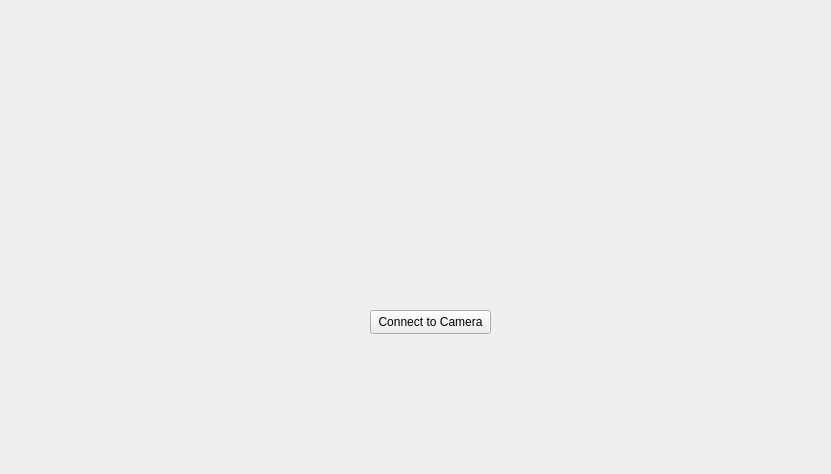
Qt form src/ui/dropletobservationwidget.ui (BYUCreateResearchLab/CREATE_LAB_Binder_Jet_Printer) before a commit.
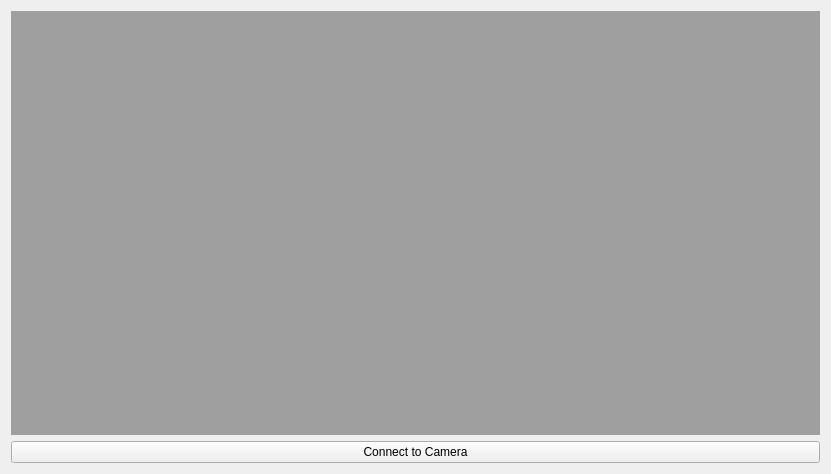
The same form after that commit.

The edit to the form file:
```diff
--- a/src/ui/dropletobservationwidget.ui
+++ b/src/ui/dropletobservationwidget.ui
@@ -13,19 +13,18 @@
   <property name="windowTitle">
    <string>Form</string>
   </property>
+  <layout class="QGridLayout" name="gridLayout">
+   <item row="0" column="0">
+    <widget class="QMdiArea" name="mdiArea"/>
+   </item>
+   <item row="1" column="0">
   <widget class="QPushButton" name="connect">
-   <property name="geometry">
-    <rect>
-     <x>370</x>
-     <y>310</y>
-     <width>121</width>
-     <height>24</height>
-    </rect>
-   </property>
    <property name="text">
     <string>Connect to Camera</string>
    </property>
   </widget>
+   </item>
+  </layout>
  </widget>
  <resources/>
  <connections/>
```
Lines whose indentation alone changed are shown as unchanged.
